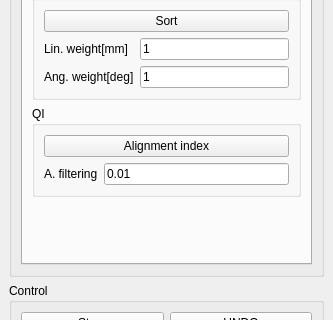
The window that src/plugins/alignment_experiment/alignment_experiment.ui (dagothar/gripperz) describes before a commit, drawn with Qt 5; both pictures show x 0 to 333 and y 189 to 509 of the 333 by 825 pixel window.
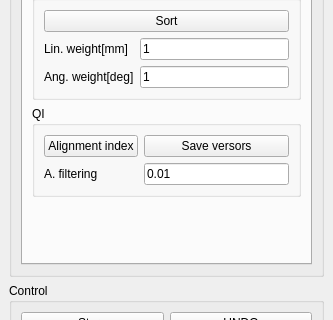
The same window after the commit. The open tabs and pages were chosen to show the change.

Commit message: plugin now saves pose versors for alignment filtering

```diff
--- a/src/plugins/alignment_experiment/alignment_experiment.ui
+++ b/src/plugins/alignment_experiment/alignment_experiment.ui
@@ -576,27 +576,34 @@
               <string>QI</string>
              </property>
              <layout class="QGridLayout" name="gridLayout_11">
-              <item row="2" column="0">
-               <widget class="QLabel" name="label_6">
+              <item row="0" column="2">
+               <widget class="QPushButton" name="saveVersorsButton">
                 <property name="text">
-                 <string>A. filtering</string>
+                 <string>Save versors</string>
                 </property>
                </widget>
               </item>
-              <item row="2" column="1">
+              <item row="1" column="2">
                <widget class="QLineEdit" name="filteringLineEdit">
                 <property name="text">
                  <string>0.01</string>
                 </property>
                </widget>
               </item>
-              <item row="0" column="0" colspan="2">
+              <item row="0" column="0">
                <widget class="QPushButton" name="alignmentIndexButton">
                 <property name="text">
                  <string>Alignment index</string>
                 </property>
                </widget>
               </item>
+              <item row="1" column="0">
+               <widget class="QLabel" name="label_6">
+                <property name="text">
+                 <string>A. filtering</string>
+                </property>
+               </widget>
+              </item>
              </layout>
             </widget>
            </item>
```
The commit also changes 2 other files.
